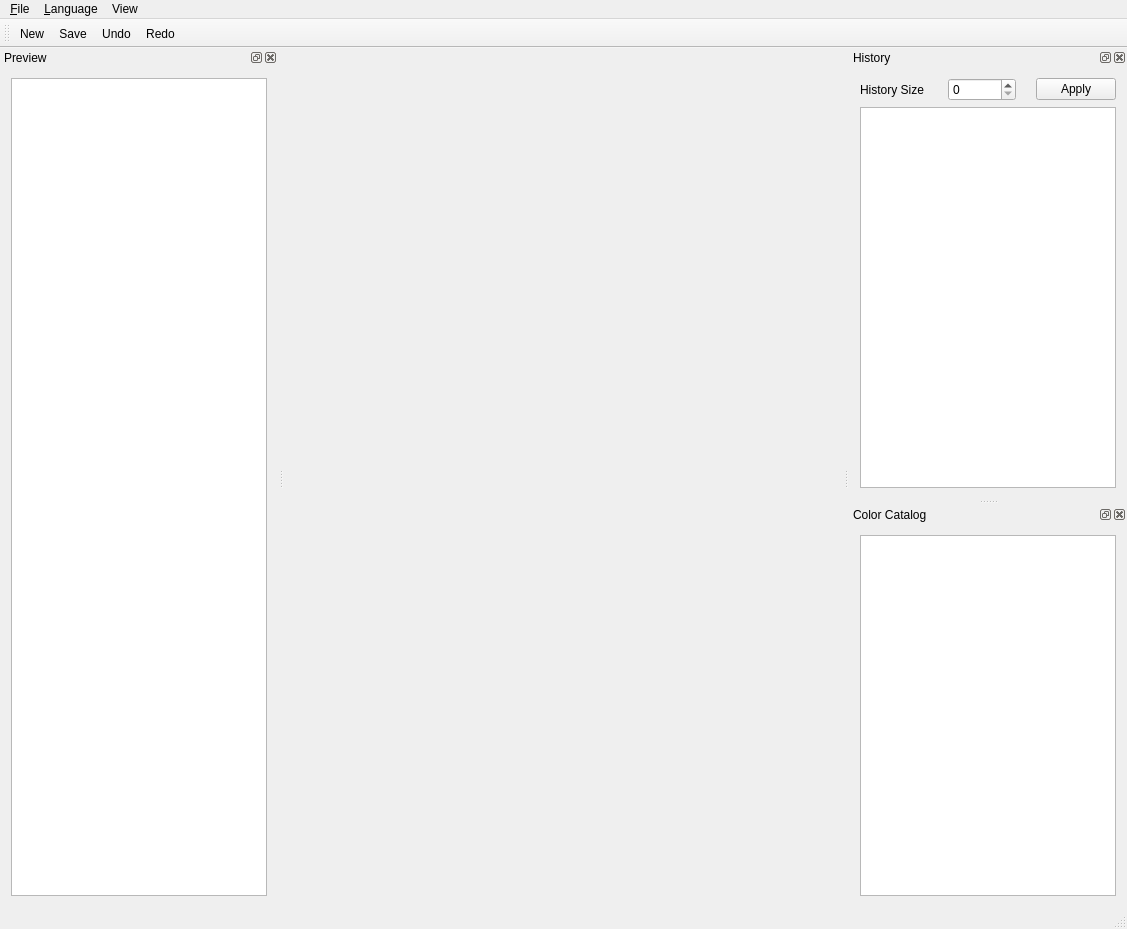
Before: the Qt Designer form QtLayouts/View/mainwindow.ui in caglardursun/MyQtTryouts, drawn with Qt 5.
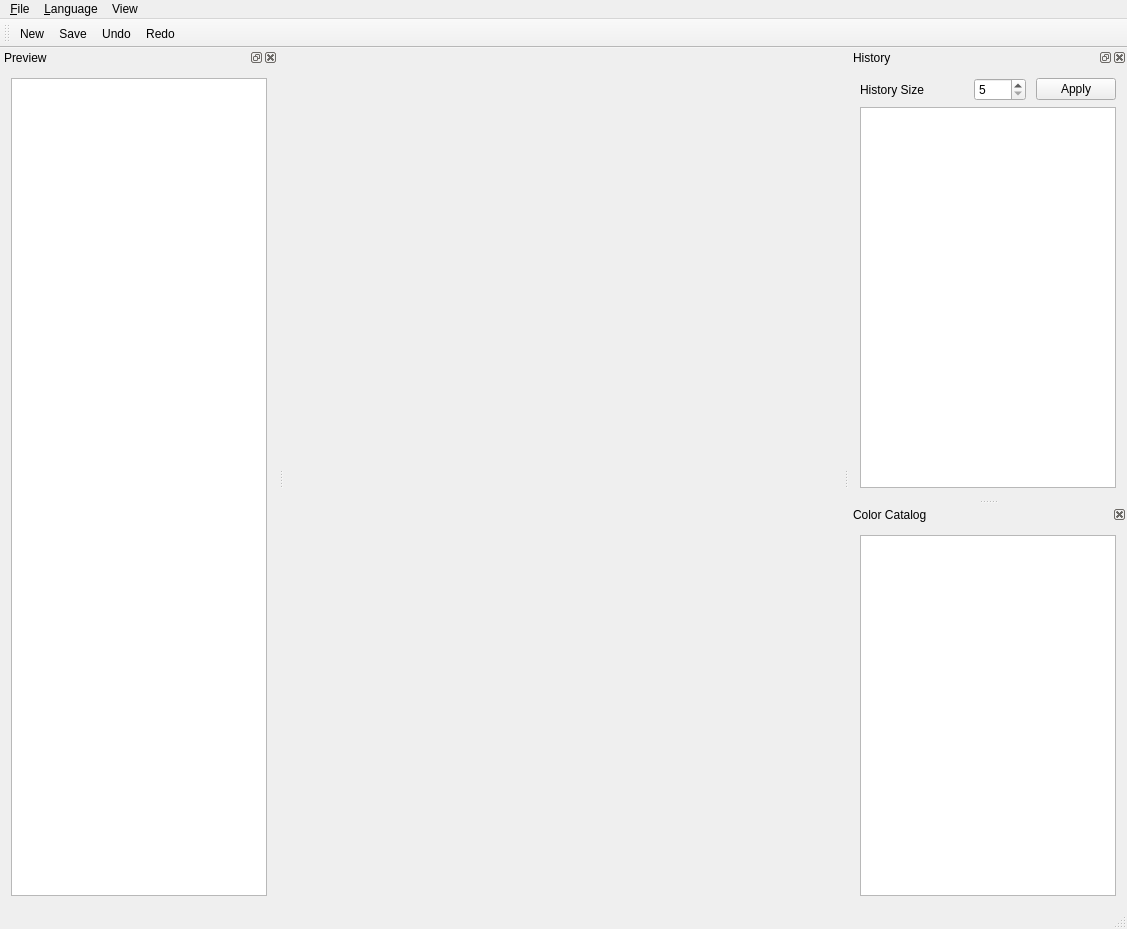
After: the same form once the commit is applied. Icons and pictures are not drawn.

```diff
--- a/QtLayouts/View/mainwindow.ui
+++ b/QtLayouts/View/mainwindow.ui
@@ -95,14 +95,24 @@
          </property>
          <property name="sizeHint" stdset="0">
           <size>
-           <width>20</width>
+           <width>50</width>
            <height>20</height>
           </size>
          </property>
         </spacer>
        </item>
        <item>
-        <widget class="QSpinBox" name="spinBox"/>
+        <widget class="QSpinBox" name="spinBox">
+         <property name="toolTip">
+          <string>If you have a large memory, keep close to maximum. Otherwise keep close to minimum.</string>
+         </property>
+         <property name="minimum">
+          <number>5</number>
+         </property>
+         <property name="maximum">
+          <number>20</number>
+         </property>
+        </widget>
        </item>
        <item>
         <spacer name="horizontalSpacer">
@@ -114,7 +124,7 @@
          </property>
          <property name="sizeHint" stdset="0">
           <size>
-           <width>20</width>
+           <width>10</width>
            <height>20</height>
           </size>
          </property>
@@ -165,6 +175,12 @@
    </widget>
   </widget>
   <widget class="QDockWidget" name="dockRightBottom">
+   <property name="features">
+    <set>QDockWidget::DockWidgetClosable|QDockWidget::DockWidgetMovable</set>
+   </property>
+   <property name="allowedAreas">
+    <set>Qt::LeftDockWidgetArea|Qt::RightDockWidgetArea</set>
+   </property>
    <property name="windowTitle">
     <string>Color Catalog</string>
    </property>
```
Left out of the diff: 3 changed lines with no effect on the pictures.
